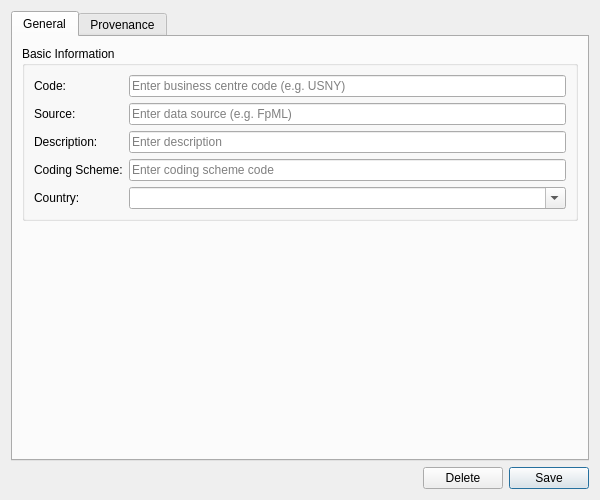
The window that projects/ores.qt/ui/BusinessCentreDetailDialog.ui (OreStudio/OreStudio) describes before a commit, drawn with Qt 5.
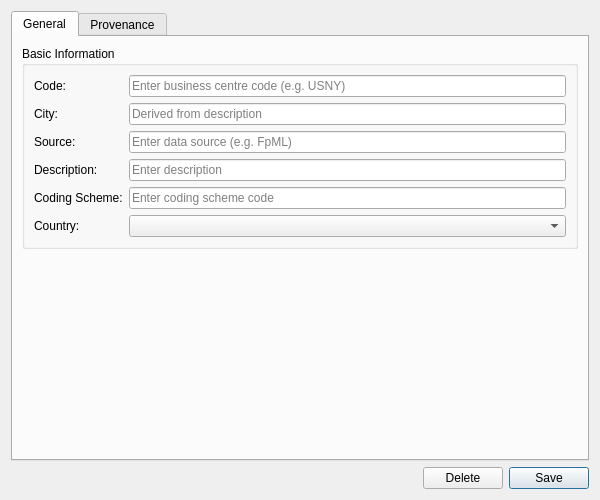
The same window after the commit. Custom widgets are drawn as their Qt base class.

Commit message: [business_centre] Polish UI and data quality fixes

The edit to the form file:
```diff
--- a/projects/ores.qt/ui/BusinessCentreDetailDialog.ui
+++ b/projects/ores.qt/ui/BusinessCentreDetailDialog.ui
@@ -53,60 +53,73 @@
            </widget>
           </item>
           <item row="1" column="0">
+           <widget class="QLabel" name="label_cityNameEdit">
+            <property name="text">
+             <string>City:</string>
+            </property>
+           </widget>
+          </item>
+          <item row="1" column="1">
+           <widget class="QLineEdit" name="cityNameEdit">
+            <property name="readOnly">
+             <bool>true</bool>
+            </property>
+            <property name="placeholderText">
+             <string>Derived from description</string>
+            </property>
+           </widget>
+          </item>
+          <item row="2" column="0">
            <widget class="QLabel" name="label_sourceEdit">
             <property name="text">
              <string>Source:</string>
             </property>
            </widget>
           </item>
-          <item row="1" column="1">
+          <item row="2" column="1">
            <widget class="QLineEdit" name="sourceEdit">
             <property name="placeholderText">
              <string>Enter data source (e.g. FpML)</string>
             </property>
            </widget>
           </item>
-          <item row="2" column="0">
+          <item row="3" column="0">
            <widget class="QLabel" name="label_descriptionEdit">
             <property name="text">
              <string>Description:</string>
             </property>
            </widget>
           </item>
-          <item row="2" column="1">
+          <item row="3" column="1">
            <widget class="QLineEdit" name="descriptionEdit">
             <property name="placeholderText">
              <string>Enter description</string>
             </property>
            </widget>
           </item>
-          <item row="3" column="0">
+          <item row="4" column="0">
            <widget class="QLabel" name="label_codingSchemeEdit">
             <property name="text">
              <string>Coding Scheme:</string>
             </property>
            </widget>
           </item>
-          <item row="3" column="1">
+          <item row="4" column="1">
            <widget class="QLineEdit" name="codingSchemeEdit">
             <property name="placeholderText">
              <string>Enter coding scheme code</string>
             </property>
            </widget>
           </item>
-          <item row="4" column="0">
+          <item row="5" column="0">
            <widget class="QLabel" name="label_countryAlpha2Edit">
             <property name="text">
              <string>Country:</string>
             </property>
            </widget>
           </item>
-          <item row="4" column="1">
-           <widget class="QComboBox" name="countryAlpha2Combo">
-            <property name="editable">
-             <bool>true</bool>
-            </property>
-           </widget>
+          <item row="5" column="1">
+           <widget class="QComboBox" name="countryAlpha2Combo"/>
           </item>
          </layout>
         </widget>
```
The commit also changes 12 other files.
